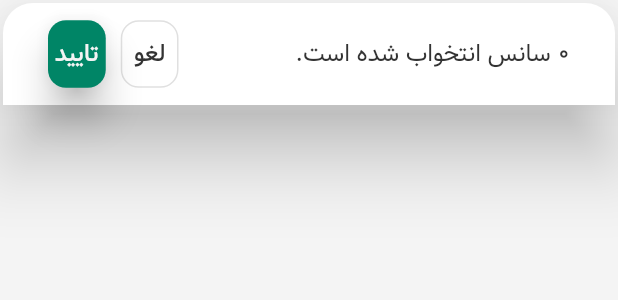
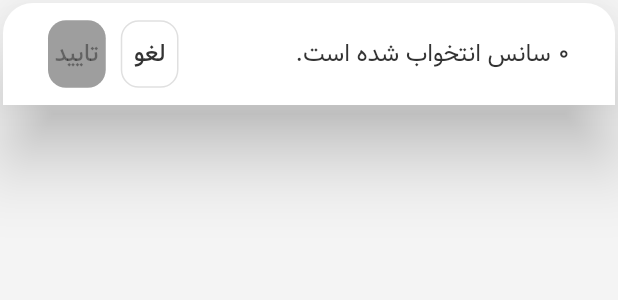
Before and after one commit to KimiyaZargari/flutte_time_table, a Flutter app: the SelectingSlotsRow widget shown alone on an empty page, opened directly with empty values, on a phone screen of 412 x 824 dp. Shown: the top 300 px of the screen. Run offline on Flutter 3.47's test engine with Material 2 defaults, Android fonts, the phone set to English and light mode, and no system bars; our stand-ins replace auto_route, equatable, flutter_riverpod, freezed_annotation, riverpod.

Commit message:
block multiple slots on selection

```diff
--- a/lib/presentation/time_table/widgets/selecting_slots_row.dart
+++ b/lib/presentation/time_table/widgets/selecting_slots_row.dart
@@ -3,8 +3,13 @@ import 'package:flutter/material.dart';
 
 class SelectingSlotsRow extends StatelessWidget {
   final int selectedLength;
+  final Function() onCancelled, onAccepted;
 
-  const SelectingSlotsRow({required this.selectedLength, Key? key})
+  const SelectingSlotsRow(
+      {required this.onAccepted,
+      required this.onCancelled,
+      required this.selectedLength,
+      Key? key})
       : super(key: key);
 
   @override
@@ -24,11 +29,16 @@ class SelectingSlotsRow extends StatelessWidget {
               child: Row(
                 mainAxisAlignment: MainAxisAlignment.end,
                 children: [
-                  Expanded(child: OutlinedButton(onPressed: () {}, child: const Text('لغو'))),
+                  Expanded(
+                      child: OutlinedButton(
+                          onPressed: onCancelled, child: const Text('لغو'))),
                   const SizedBox(
                     width: 10,
                   ),
-                  Expanded(child: ElevatedButton(onPressed: () {}, child: const Text('تایید'))),
+                  Expanded(
+                      child: ElevatedButton(
+                          onPressed: selectedLength == 0 ? null : onAccepted,
+                          child: const Text('تایید'))),
                 ],
               ),
             )
```
Also changed, not shown: lib/presentation/time_table/notifiers/time_table.dart (+10 -3 lines), lib/presentation/time_table/screens/time_table.dart (+19 -2 lines).
